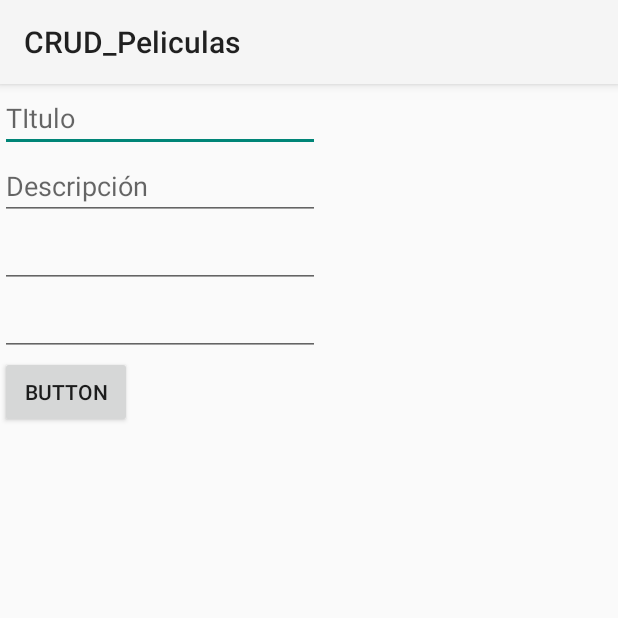
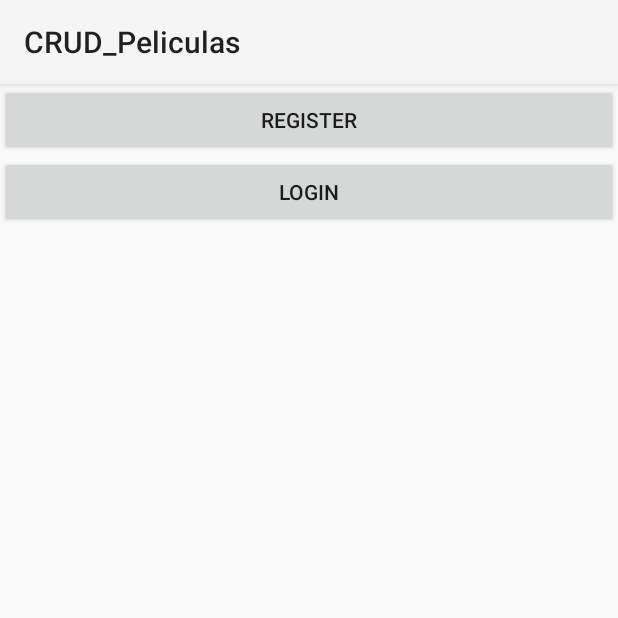
Before and after one commit to AnthonyVas/Desafio_2_DSM, an Android app: the MainActivity screen opened directly, with no data from a screen before it, on a phone screen of 412 x 824 dp, the top half of it. Run offline under Robolectric (Android 15) with nearby library versions, the phone set to English and light mode, and no system bars.

```diff
--- a/app/build.gradle
+++ b/app/build.gradle
@@ -36,6 +36,7 @@ dependencies {
     implementation 'com.google.firebase:firebase-database:20.0.4'
     implementation 'androidx.annotation:annotation:1.2.0'
     implementation 'androidx.slice:slice-builders:1.0.0'
+    implementation 'com.google.firebase:firebase-auth:21.0.3'
     testImplementation 'junit:junit:4.+'
     androidTestImplementation 'androidx.test.ext:junit:1.1.3'
     androidTestImplementation 'androidx.test.espresso:espresso-core:3.4.0'
--- a/app/src/main/AndroidManifest.xml
+++ b/app/src/main/AndroidManifest.xml
@@ -1,7 +1,7 @@
 <?xml version="1.0" encoding="utf-8"?>
 <manifest xmlns:android="http://schemas.android.com/apk/res/android"
     package="com.example.crud_peliculas">
-
+    <uses-permission android:name="android.permission.INTERNET"/>
     <application
         android:allowBackup="true"
         android:icon="@mipmap/ic_launcher"
@@ -12,7 +12,7 @@
         <activity android:name=".MainActivity">
 
         </activity>
-        <activity android:name=".Peliculas" android:exported="true">
+        <activity android:name=".Registration" android:exported="true">
             <intent-filter>
                 <action android:name="android.intent.action.MAIN" />
 
--- a/app/src/main/java/com/example/crud_peliculas/MainActivity.java
+++ b/app/src/main/java/com/example/crud_peliculas/MainActivity.java
@@ -1,20 +1,41 @@
 package com.example.crud_peliculas;
 
+
 import androidx.appcompat.app.AppCompatActivity;
-
 import android.os.Bundle;
+import android.content.Intent;
 import android.view.View;
-import android.widget.EditText;
-
-import com.example.crud_peliculas.datos.Pelicula;
+import android.widget.Button;
 
 public class MainActivity extends AppCompatActivity {
-    EditText txtTitulo, txtDesc, txtYear, txtRate;
+
+    Button registerBtn, loginBtn;
+
     @Override
     protected void onCreate(Bundle savedInstanceState) {
         super.onCreate(savedInstanceState);
         setContentView(R.layout.activity_main);
+
+        initializeViews();
+
+        registerBtn.setOnClickListener(new View.OnClickListener() {
+            @Override
+            public void onClick(View v) {
+                Intent intent = new Intent(MainActivity.this, Registration.class);
+                startActivity(intent);
+            }
+        });
+        loginBtn.setOnClickListener(new View.OnClickListener() {
+            @Override
+            public void onClick(View v) {
+                Intent intent = new Intent(MainActivity.this, Login.class);
+                startActivity(intent);
+            }
+        });
     }
 
-
+    private void initializeViews() {
+        registerBtn = findViewById(R.id.register);
+        loginBtn = findViewById(R.id.login);
+    }
 }
--- a/app/src/main/res/layout/activity_main.xml
+++ b/app/src/main/res/layout/activity_main.xml
@@ -1,54 +1,21 @@
 <?xml version="1.0" encoding="utf-8"?>
-<androidx.constraintlayout.widget.ConstraintLayout xmlns:android="http://schemas.android.com/apk/res/android"
+<LinearLayout xmlns:android="http://schemas.android.com/apk/res/android"
     xmlns:app="http://schemas.android.com/apk/res-auto"
     xmlns:tools="http://schemas.android.com/tools"
     android:layout_width="match_parent"
     android:layout_height="match_parent"
+    android:orientation="vertical"
     tools:context=".MainActivity">
 
-    <LinearLayout
-        android:layout_width="409dp"
-        android:layout_height="match_parent"
-        android:orientation="vertical"
-        tools:layout_editor_absoluteX="1dp"
-        tools:layout_editor_absoluteY="1dp">
+    <Button
+        android:id="@+id/register"
+        android:layout_width="match_parent"
+        android:layout_height="wrap_content"
+        android:text="Register"/>
+    <Button
+        android:id="@+id/login"
+        android:layout_width="match_parent"
+        android:layout_height="wrap_content"
+        android:text="Login"/>
 
-        <EditText
-            android:id="@+id/txtTitulo"
-            android:layout_width="wrap_content"
-            android:layout_height="wrap_content"
-            android:ems="10"
-            android:hint="TItulo"
-            android:inputType="textPersonName" />
-
-        <EditText
-            android:id="@+id/txtDesc"
-            android:layout_width="wrap_content"
-            android:layout_height="wrap_content"
-            android:ems="10"
-            android:hint="Descripción"
-            android:inputType="textPersonName" />
-
-        <EditText
-            android:id="@+id/txtYear"
-            android:layout_width="wrap_content"
-            android:layout_height="wrap_content"
-            android:ems="10"
-            android:inputType="number" />
-
-        <EditText
-            android:id="@+id/txtRate"
-            android:layout_width="wrap_content"
-            android:layout_height="wrap_content"
-            android:ems="10"
-            android:inputType="number" />
-
-        <Button
-            android:id="@+id/btnGuardar"
-            android:layout_width="wrap_content"
-            android:layout_height="wrap_content"
-            android:text="Button" />
-
-    </LinearLayout>
-
-</androidx.constraintlayout.widget.ConstraintLayout>
+</LinearLayout>
```
Also changed, not shown: app/src/main/java/com/example/crud_peliculas/Login.java (added, +85 -0 lines), app/src/main/java/com/example/crud_peliculas/Registration.java (added, +86 -0 lines), app/src/main/res/layout/login.xml (added, +40 -0 lines), app/src/main/res/layout/registration.xml (added, +42 -0 lines).
